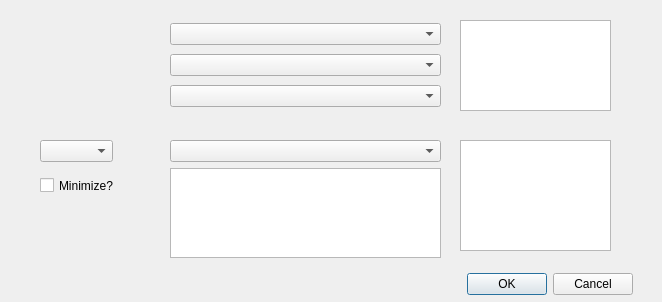
This is pymol_docking_plugin/GUI.ui in HiteSit/PyMol_Fitter as Qt 5 draws it before an edit. The edited form follows.
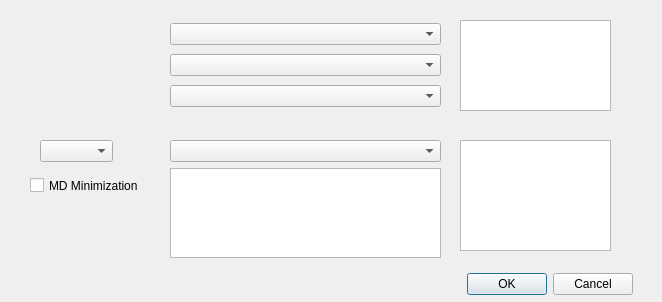
This is the edited form.

The edit to the form file:
```diff
--- a/pymol_docking_plugin/GUI.ui
+++ b/pymol_docking_plugin/GUI.ui
@@ -98,14 +98,14 @@
   <widget class="QCheckBox" name="minimizer">
    <property name="geometry">
     <rect>
-     <x>40</x>
+     <x>30</x>
      <y>170</y>
-     <width>81</width>
+     <width>111</width>
      <height>31</height>
     </rect>
    </property>
    <property name="text">
-    <string>Minimize?</string>
+    <string>MD Minimization</string>
    </property>
   </widget>
  </widget>
```
